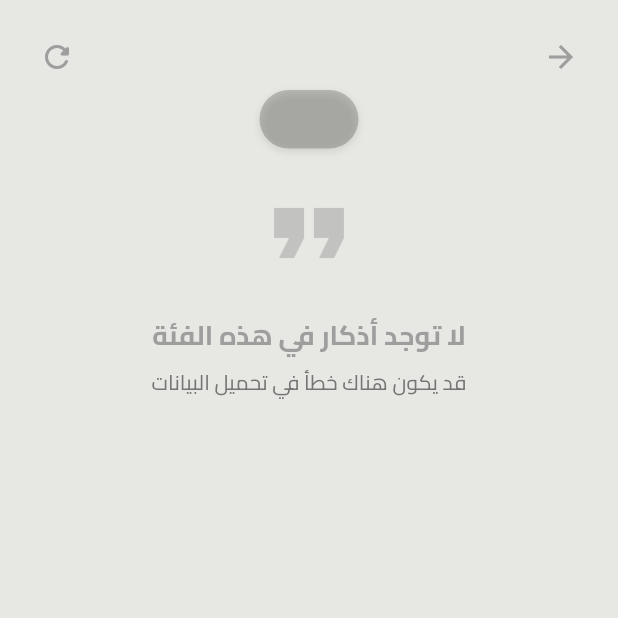
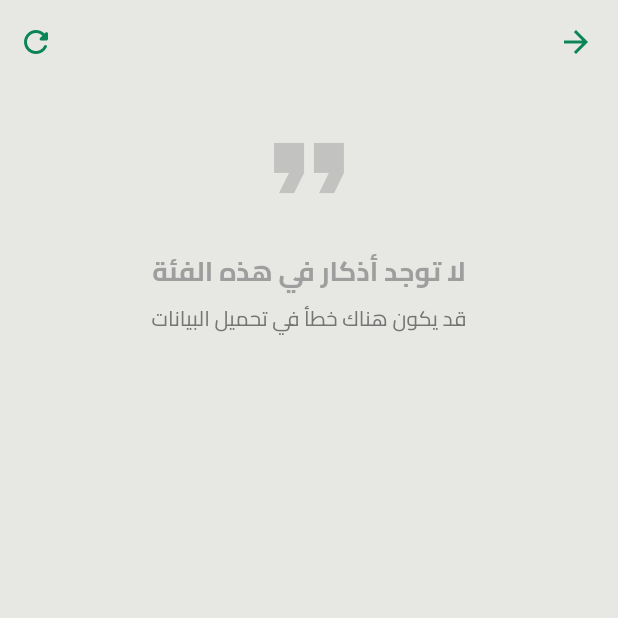
Before and after one commit to dr33awi/Tes, a Flutter app: the AthkarDetailsScreen screen opened directly with empty values, on a phone screen of 412 x 824 dp, the top half of it. Run offline on Flutter 3.47's test engine with Material 3 defaults, Android fonts, the phone set to English and light mode, and no system bars; our stand-ins replace adhan, animated_flip_counter, auto_size_text, flutter_local_notifications, flutter_onboarding_slider, flutter_screenutil and 10 more; missing offline and left inert: android_alarm_manager_plus, app_settings, circular_seek_bar; accounts and stored records are empty.

Commit message:
تحديث الكود: وصف التعديل هنا

```diff
--- a/lib/screens/athkarscreen/athkar_details_screen.dart
+++ b/lib/screens/athkarscreen/athkar_details_screen.dart
@@ -46,6 +46,7 @@ class _AthkarDetailsScreenState extends State<AthkarDetailsScreen>
   bool _isSharePressed = false;
   bool _isFavoritePressed = false;
   bool _isReadAgainPressed = false; // إضافة متغير لزر القراءة مرة أخرى
+  bool _isFadlPressed = false; // إضافة متغير لزر فضل الذكر
 
   @override
   void initState() {
@@ -90,8 +91,8 @@ class _AthkarDetailsScreenState extends State<AthkarDetailsScreen>
           });
         }
 
-        // تحميل حالة المفضلة والعدادات
-        _loadThikrState();
+        // تصفير جميع التكرارات وتحميل حالة المفضلة
+        _resetAllCounters();
       } else {
         if (mounted) {
           setState(() {
@@ -111,24 +112,25 @@ class _AthkarDetailsScreenState extends State<AthkarDetailsScreen>
     }
   }
 
-  // تحميل حالة كل ذكر (المفضلة والعدادات)
-  Future<void> _loadThikrState() async {
+  // تصفير جميع التكرارات وتحميل حالة المفضلة
+  Future<void> _resetAllCounters() async {
     for (int i = 0; i < _loadedCategory.athkar.length; i++) {
+      // تصفير العدادات
+      await _athkarService.updateThikrCount(_loadedCategory.id, i, 0);
+
+      // تحميل حالة المفضلة
       final isFav = await _athkarService.isFavorite(_loadedCategory.id, i);
-      final count = await _athkarService.getThikrCount(_loadedCategory.id, i);
 
       if (mounted) {
         setState(() {
+          _counters[i] = 0; // تصفير العدادات في واجهة المستخدم
           _favorites[i] = isFav;
-          _counters[i] = count;
-          _hiddenThikrs[i] = false; // تهيئة كل الأذكار لتكون ظاهرة عند الدخول
+          _hiddenThikrs[i] = false; // جعل جميع الأذكار ظاهرة
         });
       }
     }
 
-    // نقوم بتحديث حالة الأذكار المخفية بناءً على القيم المخزنة، ولكن نضمن ظهورها عند الدخول مرة أخرى
     setState(() {
-      // نضمن أن جميع الأذكار ظاهرة عند بداية التشغيل
       _showCompletionMessage = false;
     });
   }
@@ -237,30 +239,11 @@ class _AthkarDetailsScreenState extends State<AthkarDetailsScreen>
     });
   }
 
-  // البحث عن الذكر التالي غير المخفي
-  int? _findNextVisibleThikr(int currentIndex) {
-    for (int i = currentIndex + 1; i < _loadedCategory.athkar.length; i++) {
-      if (!(_hiddenThikrs[i] ?? false)) {
-        return i;
-      }
-    }
-
-    // إذا لم يتم العثور على ذكر ظاهر، ابحث من البداية
-    for (int i = 0; i < currentIndex; i++) {
-      if (!(_hiddenThikrs[i] ?? false)) {
-        return i;
-      }
-    }
-
-    return null; // لم يتم العثور على أي ذكر ظاهر
-  }
-
   // التحقق من إكمال جميع الأذكار
   void _checkAllAthkarCompleted() {
-    // فقط الأذكار التي تم إكمالها في هذه الجلسة (المخفية) هي التي نتحقق منها
+    // التحقق إذا كانت جميع الأذكار مخفية بالفعل (تم إكمالها في هذه الجلسة)
     bool allHidden = true;
 
-    // التحقق إذا كانت كل الأذكار مخفية بالفعل (تم إكمالها في هذه الجلسة)
     for (int i = 0; i < _loadedCategory.athkar.length; i++) {
       if (!(_hiddenThikrs[i] ?? false)) {
         allHidden = false;
@@ -273,29 +256,6 @@ class _AthkarDetailsScreenState extends State<AthkarDetailsScreen>
       setState(() {
         _showCompletionMessage = true;
       });
-    }
-  }
-
-  // التمرير إلى الذكر التالي
-  void _scrollToNextThikr(int? nextIndex) {
-    if (nextIndex != null) {
-      // حساب المسافة التقريبية للذكر التالي
-      double scrollPosition = nextIndex * 400.0; // قيمة تقريبية، قد تحتاج للتعديل
-
-      // التأكد من أن المسافة ضمن حدود المحتوى
-      if (_scrollController.hasClients) {
-        scrollPosition = scrollPosition.clamp(
-          0.0,
-          _scrollController.position.maxScrollExtent
-        );
-
-        // التمرير بانيميشن
-        _scrollController.animateTo(
-          scrollPosition,
-          duration: Duration(milliseconds: 800),
-          curve: Curves.easeInOut,
-        );
-      }
     }
   }
 
@@ -329,23 +289,31 @@ class _AthkarDetailsScreenState extends State<AthkarDetailsScreen>
         // اهتزاز خفيف (للإشعار)
         HapticFeedback.mediumImpact();
 
-        // البحث عن الذكر التالي غير المخفي
-        final nextThikrIndex = _findNextVisibleThikr(index);
-
-        // إخفاء الذكر الحالي
+        // إخفاء الذكر بعد إكماله
         setState(() {
           _hiddenThikrs[index] = true;
         });
 
-        // التمرير إلى الذكر التالي (إن وجد)
-        if (nextThikrIndex != null) {
-          Future.delayed(Duration(milliseconds: 300), () {
-            _scrollToNextThikr(nextThikrIndex);
-          });
-        } else {
-          // التحقق إذا كانت جميع الأذكار مكتملة (مخفية)
+        // عرض رسالة للمستخدم
+        ScaffoldMessenger.of(context).showSnackBar(
+          SnackBar(
+            content: Row(
+              children: [
+                Icon(Icons.check_circle, color: Colors.white),
+                SizedBox(width: 10),
+                Text('تم إكمال هذا الذكر'),
+              ],
+            ),
+            behavior: SnackBarBehavior.floating,
+            backgroundColor: _getCategoryColor(),
+            shape: RoundedRectangleBorder(borderRadius: BorderRadius.circular(12)),
+            margin: EdgeInsets.all(16),
+            duration: Duration(seconds: 2),
+          ),
+        );
+
+        // التحقق إذا كانت جميع الأذكار مكتملة
         _checkAllAthkarCompleted();
-        }
       }
     }
 
@@ -361,7 +329,15 @@ class _AthkarDetailsScreenState extends State<AthkarDetailsScreen>
   }
 
   // عرض فضل الذكر في حوار
-  void _showFadlDialog(Thikr thikr) {
+  void _showFadlDialog(Thikr thikr, int index) {
+    setState(() {
+      _isFadlPressed = true;
+      _pressedIndex = index;
+    });
+
+    // تأثير اهتزاز خفيف
+    HapticFeedback.lightImpact();
+
     showDialog(
       context: context,
       builder: (context) => AlertDialog(
@@ -415,6 +391,15 @@ class _AthkarDetailsScreenState extends State<AthkarDetailsScreen>
         ],
       ),
     );
+
+    Future.delayed(const Duration(milliseconds: 100), () {
+      if (mounted) {
+        setState(() {
+          _isFadlPressed = false;
+          _pressedIndex = null;
+        });
+      }
+    });
   }
 
   // مشاركة الذكر
@@ -804,13 +789,42 @@ class _AthkarDetailsScreenState extends State<AthkarDetailsScreen>
 
     return Scaffold(
       backgroundColor: kSurface,
+      // إضافة أبار جديد لعرض العنوان والأزرار
+      appBar: AppBar(
+        backgroundColor: Colors.transparent,
+        elevation: 0,
+        centerTitle: true,
+        title: Text(
+          _loadedCategory.title,
+          style: TextStyle(
+            color: kPrimary,
+            fontWeight: FontWeight.bold,
+            fontSize: 20,
+          ),
+        ),
+        leading: IconButton(
+          icon: Icon(
+            Icons.arrow_back,
+            color: kPrimary,
+          ),
+          onPressed: () => Navigator.of(context).pop(),
+        ),
+        actions: [
+          // زر إعادة تعيين الأذكار
+          IconButton(
+            icon: Icon(
+              Icons.refresh_rounded,
+              color: kPrimary,
+            ),
+            tooltip: 'إعادة تهيئة جميع الأذكار',
+            onPressed: _resetAllAthkar,
+          ),
+        ],
+      ),
       body: Directionality(
         textDirection: TextDirection.rtl,
         child: SafeArea(
-          child: Stack(
-            children: [
-              // المحتوى الرئيسي
-              _showCompletionMessage
+          child: _showCompletionMessage
               ? Center(child: _buildCompletionMessage())
               : SingleChildScrollView(
                   controller: _scrollController,
@@ -820,56 +834,8 @@ class _AthkarDetailsScreenState extends State<AthkarDetailsScreen>
                     child: Column(
                       crossAxisAlignment: CrossAxisAlignment.stretch,
                       children: [
-                            // مساحة لزر العودة
-                            const SizedBox(height: 60),
-
-                            // عنوان الفئة (في المنتصف)
-                            AnimationConfiguration.synchronized(
-                              duration: const Duration(milliseconds: 300),
-                              child: FadeInAnimation(
-                                child: Padding(
-                                  padding: const EdgeInsets.only(bottom: 16),
-                                  child: Center(
-                                    child: Container(
-                                      decoration: BoxDecoration(
-                                        color: Colors.black.withOpacity(0.2),
-                                        borderRadius: BorderRadius.circular(30),
-                                        boxShadow: [
-                                          BoxShadow(
-                                            color: Colors.black.withOpacity(0.1),
-                                            blurRadius: 4,
-                                            offset: const Offset(0, 2),
-                                          ),
-                                        ],
-                                      ),
-                                      padding: const EdgeInsets.symmetric(
-                                        horizontal: 20,
-                                        vertical: 8,
-                                      ),
-                                      child: Row(
-                                        mainAxisSize: MainAxisSize.min,
-                                        children: [
-                                          Icon(
-                                            _loadedCategory.icon,
-                                            color: Colors.white,
-                                            size: 18,
-                                          ),
-                                          const SizedBox(width: 8),
-                                          Text(
-                                            _loadedCategory.title,
-                                            style: const TextStyle(
-                                              color: Colors.white,
-                                              fontWeight: FontWeight.bold,
-                                              fontSize: 16,
-                                            ),
-                                          ),
-                                        ],
-                                      ),
-                                    ),
-                                  ),
-                                ),
-                              ),
-                            ),
+                        // مساحة في الأعلى
+                        const SizedBox(height: 16),
 
                         // قائمة الأذكار المحسنة
                         _loadedCategory.athkar.isEmpty
@@ -881,65 +847,6 @@ class _AthkarDetailsScreenState extends State<AthkarDetailsScreen>
                       ],
                     ),
                   ),
-                    ),
-
-              // زر الرجوع
-              Positioned(
-                top: 16,
-                right: 16,
-                child: AnimationConfiguration.synchronized(
-                  duration: const Duration(milliseconds: 300),
-                  child: FadeInAnimation(
-                    child: Material(
-                      color: Colors.transparent,
-                      borderRadius: BorderRadius.circular(12),
-                      child: InkWell(
-                        onTap: () => Navigator.of(context).pop(),
-                        borderRadius: BorderRadius.circular(12),
-                        child: Container(
-                          padding: const EdgeInsets.all(10.0),
-                          child: Icon(
-                            Icons.arrow_back,
-                            color: _getCategoryColor(),
-                            size: 24,
-                          ),
-                        ),
-                      ),
-                    ),
-                  ),
-                ),
-              ),
-
-              // زر إعادة تعيين الأذكار في الزاوية اليسرى العليا (اختياري)
-              Positioned(
-                top: 16,
-                left: 16,
-                child: AnimationConfiguration.synchronized(
-                  duration: const Duration(milliseconds: 300),
-                  child: FadeInAnimation(
-                    child: Material(
-                      color: Colors.transparent,
-                      borderRadius: BorderRadius.circular(12),
-                      child: Tooltip(
-                        message: 'إعادة تعيين جميع الأذكار',
-                        child: InkWell(
-                          onTap: () => _resetAllAthkar(),
-                          borderRadius: BorderRadius.circular(12),
-                          child: Container(
-                            padding: const EdgeInsets.all(10.0),
-                            child: Icon(
-                              Icons.refresh_rounded,
-                              color: _getCategoryColor(),
-                              size: 24,
-                            ),
-                          ),
-                        ),
-                      ),
-                    ),
-                  ),
-                ),
-              ),
-            ],
                 ),
         ),
       ),
@@ -1262,7 +1169,7 @@ class _AthkarDetailsScreenState extends State<AthkarDetailsScreen>
                             onPressed: () => _copyThikr(thikr, index),
                             isPressed: _isCopyPressed && _pressedIndex == index,
                           ),
-                          const SizedBox(width: 16),
+                          const SizedBox(width: 12),
 
                           // زر المشاركة
                           _buildActionButton(
@@ -1271,35 +1178,20 @@ class _AthkarDetailsScreenState extends State<AthkarDetailsScreen>
                             onPressed: () => _shareThikr(thikr, index),
                             isPressed: _isSharePressed && _pressedIndex == index,
                           ),
+
+                          // زر فضل الذكر (إضافة فاصل صغير إذا كان موجودًا)
+                          if (thikr.fadl != null)
+                            const SizedBox(width: 12),
+
+                          // زر فضل الذكر (إظهاره لجميع الأذكار التي لديها فضل)
+                          if (thikr.fadl != null)
+                            _buildActionButton(
+                              icon: Icons.info_outline,
+                              label: 'فضل الذكر',
+                              onPressed: () => _showFadlDialog(thikr, index),
+                              isPressed: _isFadlPressed && _pressedIndex == index,
+                            ),
                         ],
-                      ),
-
-                      // زر عرض فضل الذكر
-                      if (thikr.fadl != null && isCompleted)
-                        Padding(
-                          padding: const EdgeInsets.only(top: 12),
-                          child: TextButton.icon(
-                            onPressed: () => _showFadlDialog(thikr),
-                            icon: Icon(
-                              Icons.info_outline,
-                              color: Colors.white,
-                              size: 18,
-                            ),
-                            label: Text(
-                              'عرض فضل الذكر',
-                              style: TextStyle(
-                                color: Colors.white,
-                                fontWeight: FontWeight.bold,
-                              ),
-                            ),
-                            style: TextButton.styleFrom(
-                              backgroundColor: Colors.white.withOpacity(0.1),
-                              shape: RoundedRectangleBorder(
-                                borderRadius: BorderRadius.circular(12),
-                              ),
-                              padding: EdgeInsets.symmetric(horizontal: 16, vertical: 8),
-                            ),
-                          ),
                       ),
                     ],
                   ),
```
Lines whose indentation alone changed are shown as unchanged.
